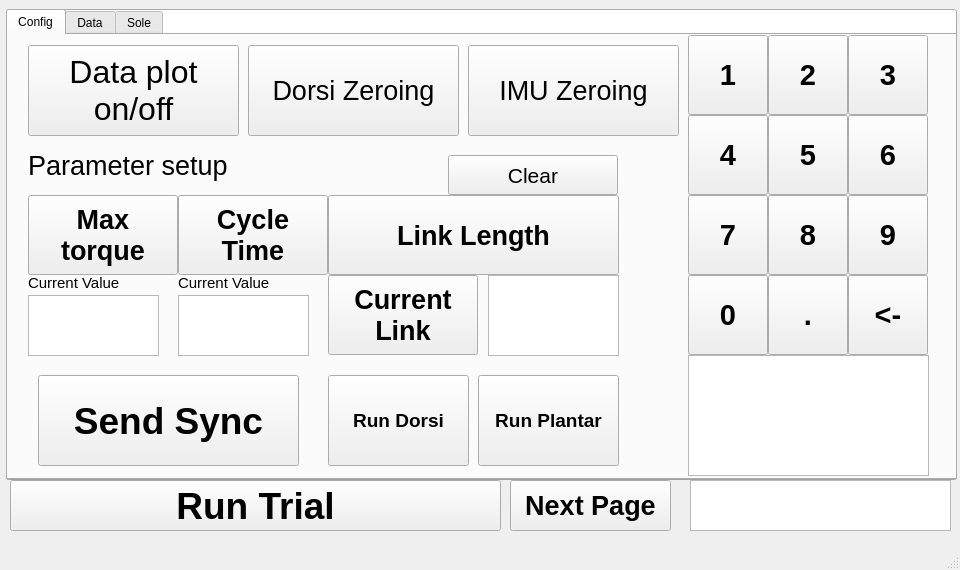
First picture: the form in afo_gui/src/mainwindow.ui, repository jaejinkim121/afo, before the edit.
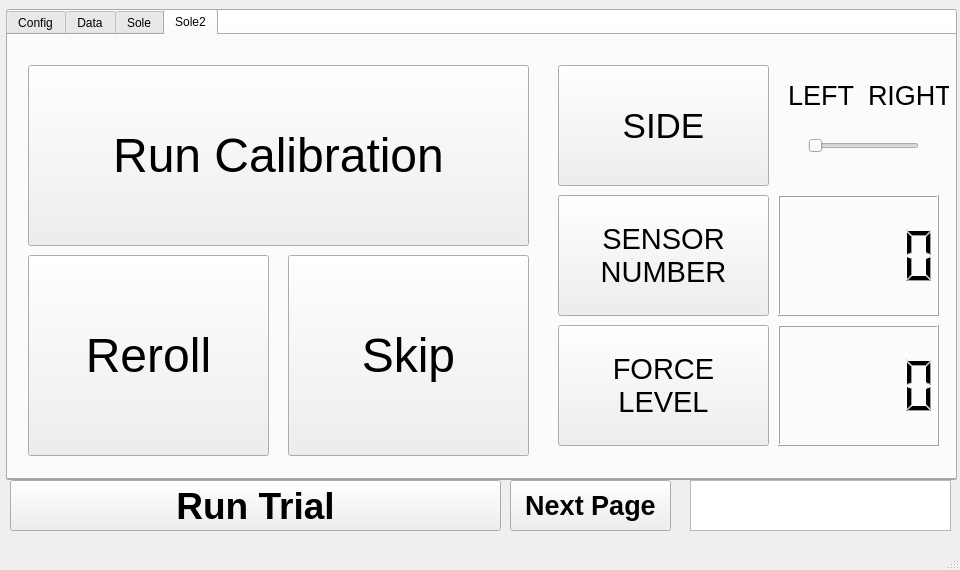
Second picture: the form after the edit. Custom widgets are drawn as their Qt base class.

Commit message: Sole Sensor polynomial fitting

What changed in the file:
```diff
--- a/afo_gui/src/mainwindow.ui
+++ b/afo_gui/src/mainwindow.ui
@@ -24,7 +24,7 @@
      </rect>
     </property>
     <property name="currentIndex">
-     <number>0</number>
+     <number>3</number>
     </property>
     <widget class="QWidget" name="Config">
      <attribute name="title">
@@ -932,6 +932,193 @@
       </property>
      </widget>
     </widget>
+    <widget class="QWidget" name="tab">
+     <attribute name="title">
+      <string>Sole2</string>
+     </attribute>
+     <widget class="QPushButton" name="button_polycalib_run">
+      <property name="geometry">
+       <rect>
+        <x>20</x>
+        <y>30</y>
+        <width>501</width>
+        <height>181</height>
+       </rect>
+      </property>
+      <property name="font">
+       <font>
+        <pointsize>36</pointsize>
+       </font>
+      </property>
+      <property name="text">
+       <string>Run Calibration</string>
+      </property>
+     </widget>
+     <widget class="QPushButton" name="button_polycalib_skip">
+      <property name="geometry">
+       <rect>
+        <x>280</x>
+        <y>220</y>
+        <width>241</width>
+        <height>201</height>
+       </rect>
+      </property>
+      <property name="font">
+       <font>
+        <pointsize>36</pointsize>
+       </font>
+      </property>
+      <property name="text">
+       <string>Skip</string>
+      </property>
+     </widget>
+     <widget class="QPushButton" name="button_polycalib_side">
+      <property name="geometry">
+       <rect>
+        <x>550</x>
+        <y>30</y>
+        <width>211</width>
+        <height>121</height>
+       </rect>
+      </property>
+      <property name="font">
+       <font>
+        <pointsize>26</pointsize>
+       </font>
+      </property>
+      <property name="text">
+       <string>SIDE</string>
+      </property>
+     </widget>
+     <widget class="QPushButton" name="button_polycalib_num">
+      <property name="geometry">
+       <rect>
+        <x>550</x>
+        <y>160</y>
+        <width>211</width>
+        <height>121</height>
+       </rect>
+      </property>
+      <property name="font">
+       <font>
+        <pointsize>22</pointsize>
+       </font>
+      </property>
+      <property name="text">
+       <string>SENSOR
+NUMBER</string>
+      </property>
+     </widget>
+     <widget class="QPushButton" name="button_polycalib_force">
+      <property name="geometry">
+       <rect>
+        <x>550</x>
+        <y>290</y>
+        <width>211</width>
+        <height>121</height>
+       </rect>
+      </property>
+      <property name="font">
+       <font>
+        <pointsize>22</pointsize>
+       </font>
+      </property>
+      <property name="text">
+       <string>FORCE
+LEVEL</string>
+      </property>
+     </widget>
+     <widget class="QPushButton" name="button_polycalib_reroll">
+      <property name="geometry">
+       <rect>
+        <x>20</x>
+        <y>220</y>
+        <width>241</width>
+        <height>201</height>
+       </rect>
+      </property>
+      <property name="font">
+       <font>
+        <pointsize>36</pointsize>
+       </font>
+      </property>
+      <property name="text">
+       <string>Reroll</string>
+      </property>
+     </widget>
+     <widget class="QLabel" name="label_polycalib_side">
+      <property name="geometry">
+       <rect>
+        <x>780</x>
+        <y>30</y>
+        <width>81</width>
+        <height>61</height>
+       </rect>
+      </property>
+      <property name="font">
+       <font>
+        <pointsize>20</pointsize>
+       </font>
+      </property>
+      <property name="text">
+       <string>LEFT</string>
+      </property>
+     </widget>
+     <widget class="QLCDNumber" name="lcdNum_polycalib_num">
+      <property name="geometry">
+       <rect>
+        <x>770</x>
+        <y>160</y>
+        <width>161</width>
+        <height>121</height>
+       </rect>
+      </property>
+     </widget>
+     <widget class="QLCDNumber" name="lcdNum_polycalib_force">
+      <property name="geometry">
+       <rect>
+        <x>770</x>
+        <y>290</y>
+        <width>161</width>
+        <height>121</height>
+       </rect>
+      </property>
+     </widget>
+     <widget class="QLabel" name="label_polycalib_side_2">
+      <property name="geometry">
+       <rect>
+        <x>860</x>
+        <y>30</y>
+        <width>81</width>
+        <height>61</height>
+       </rect>
+      </property>
+      <property name="font">
+       <font>
+        <pointsize>20</pointsize>
+       </font>
+      </property>
+      <property name="text">
+       <string>RIGHT</string>
+      </property>
+     </widget>
+     <widget class="QSlider" name="horSlider_polycalib_side">
+      <property name="geometry">
+       <rect>
+        <x>800</x>
+        <y>90</y>
+        <width>111</width>
+        <height>41</height>
+       </rect>
+      </property>
+      <property name="singleStep">
+       <number>1</number>
+      </property>
+      <property name="orientation">
+       <enum>Qt::Horizontal</enum>
+      </property>
+     </widget>
+    </widget>
    </widget>
    <widget class="QTextBrowser" name="log">
     <property name="geometry">
```
The commit also changes 6 other files.
